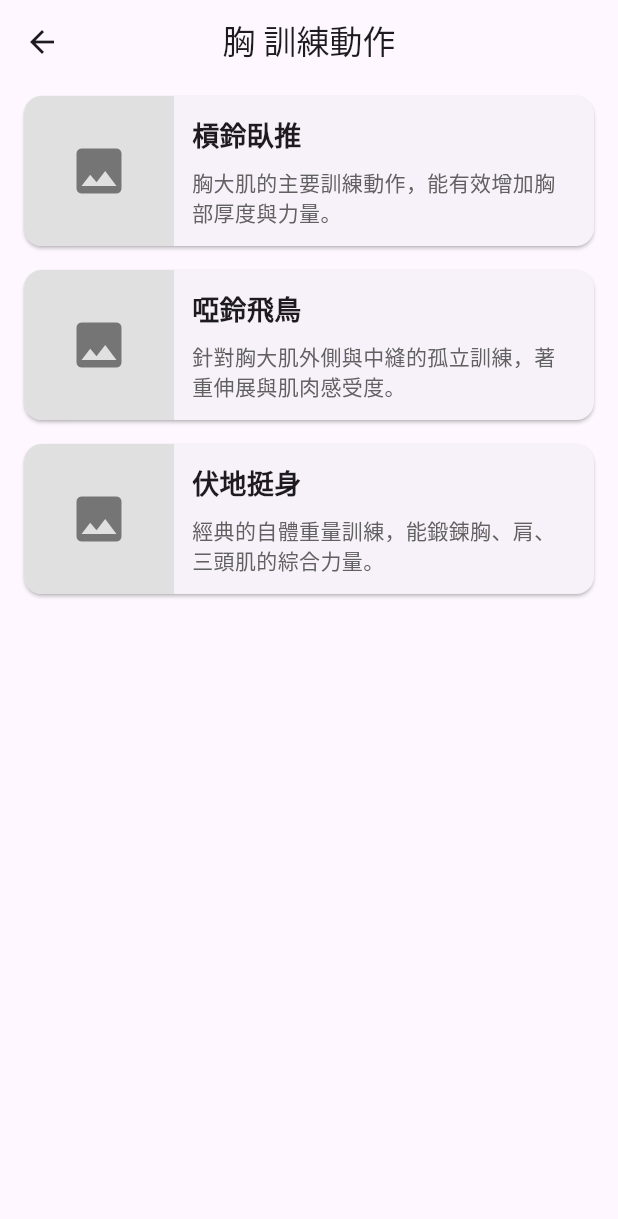
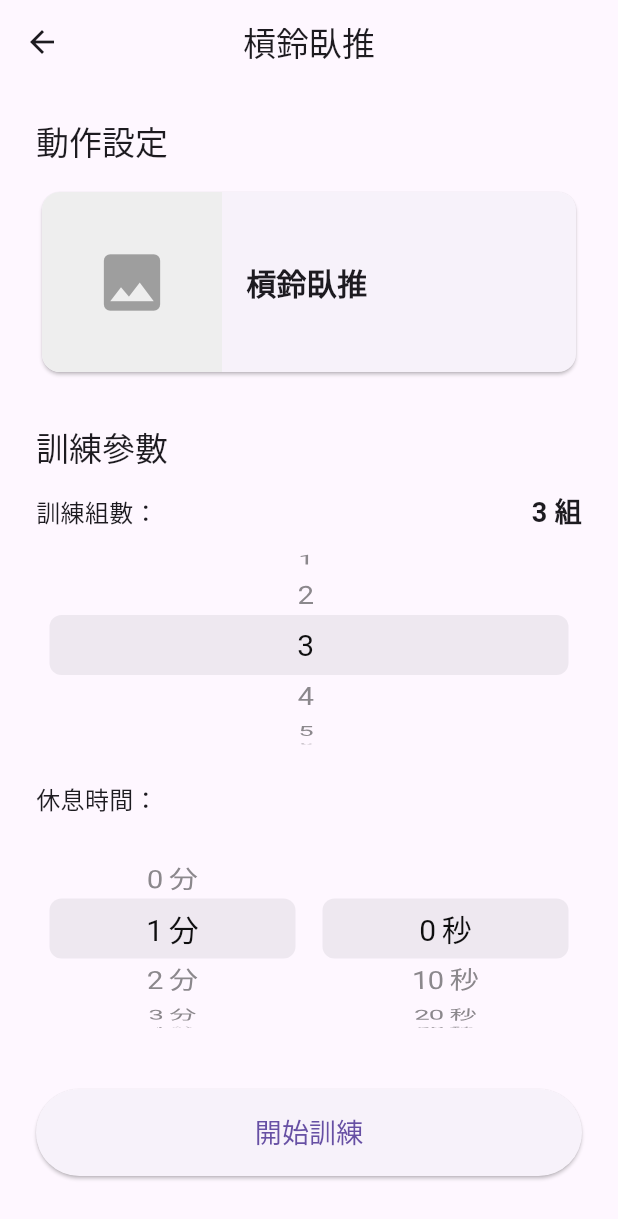
Before and after one commit to 4b1g0018/apps, a Flutter app: the SelectExercisePage screen opened directly with empty values, after a tap on "槓鈴臥推", on a phone screen of 412 x 824 dp. Shown: the top 1219 px of the screen. Run offline on Flutter 3.47's test engine with Material 3 defaults, Android fonts, the phone set to English and light mode, and no system bars; our stand-ins replace sqflite; accounts and stored records are empty.

Commit message:
設計到訓練完成“

```diff
--- /dev/null
+++ b/test_app/lib/pages/exercise_setup_page.dart
@@ -0,0 +1,198 @@
+// lib/pages/exercise_setup_page.dart
+
+import 'package:flutter/cupertino.dart'; // 引入
+import 'package:flutter/material.dart';
+import '../models/exercise_model.dart';
+import './training_session_page.dart';
+
+// --- 頁面主體：ExerciseSetupPage (與之前相同) ---
+class ExerciseSetupPage extends StatefulWidget {
+  final Exercise exercise;
+  const ExerciseSetupPage({super.key, required this.exercise});
+
+  @override
+  State<ExerciseSetupPage> createState() => _ExerciseSetupPageState();
+}
+
+// --- 頁面狀態管理：_ExerciseSetupPageState (有修改) ---
+class _ExerciseSetupPageState extends State<ExerciseSetupPage> {
+  // --- State Variables (狀態變數) ---
+  int _sets = 3; // 訓練組數，預設 3 組
+  int _restMinutes = 1; // 【新增】休息時間（分鐘），預設 1 分
+  int _restSeconds = 0;  // 【新增】休息時間（秒），預設 0 秒
+
+  @override
+  Widget build(BuildContext context) {
+    return Scaffold(
+      appBar: AppBar(
+        title: Text(widget.exercise.name),
+        centerTitle: true,
+      ),
+      // 我們改用 ListView，這樣當滾輪內容比較多時，整個頁面可以滾動，避免畫面出錯。
+      body: ListView(
+        padding: const EdgeInsets.all(24.0),
+        children: [
+          // --- 動作示意圖與名稱 ---
+          Text(
+            '動作設定',
+            style: Theme.of(context).textTheme.titleLarge,
+          ),
+          const SizedBox(height: 16),
+          Card(
+            clipBehavior: Clip.antiAlias,
+            child: Row(
+              children: [
+                Container(
+                  width: 120,
+                  height: 120,
+                  color: Colors.grey.shade200,
+                  child: Icon(Icons.image, color: Colors.grey.shade500, size: 50),
+                ),
+                Expanded(
+                  child: Padding(
+                    padding: const EdgeInsets.all(16.0),
+                    child: Text(
+                      widget.exercise.name,
+                      style: const TextStyle(fontSize: 20, fontWeight: FontWeight.bold),
+                    ),
+                  ),
+                ),
+              ],
+            ),
+          ),
+          const SizedBox(height: 32),
+
+          // --- 【修改】參數設定區塊 ---
+          Text(
+            '訓練參數',
+            style: Theme.of(context).textTheme.titleLarge,
+          ),
+          const SizedBox(height: 16),
+
+          // --- 組數設定器 (全新版本) ---
+          Row(
+            // 我們用 Row 來將標籤和滾輪並排。
+            children: [
+              const Text('訓練組數：', style: TextStyle(fontSize: 16)),
+              const Spacer(), // Spacer 會推開兩邊的元件
+              // 顯示目前選擇的組數
+              Text('$_sets 組', style: const TextStyle(fontSize: 18, fontWeight: FontWeight.bold)),
+            ],
+          ),
+          // 這是滾輪選擇器本體
+          _buildPicker(
+            itemCount: 20, // 我們假設最多可以選 20 組
+            onSelectedItemChanged: (index) {
+              // 當使用者滾動選擇器時，這個函式會被觸發。
+              // `index` 是被選中的項目索引（從 0 開始）。
+              setState(() {
+                // 我們將索引 `index` + 1 作為實際的組數，並更新狀態。
+                _sets = index + 1;
+              });
+            },
+            initialItem: _sets - 1, // 設定滾輪的初始位置
+          ),
+
+          const SizedBox(height: 16),
+
+          // --- 休息時間設定器 (全新版本) ---
+          const Text('休息時間：', style: TextStyle(fontSize: 16)),
+          // 我們用一個 Row 將「分鐘滾輪」和「秒鐘滾輪」並排。
+          Row(
+            children: [
+              // 分鐘滾輪
+              Expanded( // Expanded 讓每個滾輪都佔用一半的寬度
+                child: _buildPicker(
+                  itemCount: 10, // 假設最多休息 9 分鐘
+                  onSelectedItemChanged: (index) => setState(() => _restMinutes = index),
+                  initialItem: _restMinutes,
+                  suffix: '分', // 在數字後面加上單位
+                ),
+              ),
+              // 秒鐘滾輪
+              Expanded(
+                child: _buildPicker(
+                  itemCount: 6, // 秒數的選項是 0, 10, 20, 30, 40, 50
+                  onSelectedItemChanged: (index) => setState(() => _restSeconds = index * 10),
+                  initialItem: _restSeconds ~/ 10, // ~/除法
+                  isSeconds: true, // 標記這是秒鐘滾輪，用來顯示不同的文字
+                  suffix: '秒',
+                ),
+              ),
+            ],
+          ),
+
+          const SizedBox(height: 32),
+
+          // --- 開始訓練按鈕  ---
+          SizedBox(
+            width: double.infinity,
+            child: ElevatedButton(
+              onPressed: () {
+                // 【新增】防呆檢查：檢查總休息時間是否為 0
+                if (_restMinutes == 0 && _restSeconds == 0) {
+                  // 如果休息時間為 0，就跳出一個提示訊息，並且不往下執行。
+                  ScaffoldMessenger.of(context).showSnackBar(
+                    const SnackBar(
+                      content: Text('休息時間不能為 0 秒，請重新設定！'),
+                      backgroundColor: Colors.red, // 用紅色來強調這是一個錯誤提示
+                    ),
+                  );
+                  return; // 中斷函式的執行
+                }
+
+                Navigator.push(
+                  context,
+                  MaterialPageRoute(
+                    builder: (context) => TrainingSessionPage(
+                      exercise: widget.exercise,
+                      totalSets: _sets,
+                      restTimeInSeconds: (_restMinutes * 60) + _restSeconds,
+                    ),
+                  ),
+                );
+              },
+
+             style: ElevatedButton.styleFrom(
+                padding: const EdgeInsets.symmetric(vertical: 16),
+              ),
+              child: const Text('開始訓練', style: TextStyle(fontSize: 18)),
+            ),
+          ),
+        ],
+      ),
+    );
+  }
+
+  // --- 【新增】Helper 方法：_buildPicker ---
+  // 我們將建立滾輪選擇器的邏輯抽出來，方便重複使用。
+  Widget _buildPicker({
+    required int itemCount, // 總共有幾個選項
+    required ValueChanged<int> onSelectedItemChanged, // 滾動時要執行的函式
+    required int initialItem, // 初始選項的索引
+    String suffix = '',      // 單位後綴，例如 "分" 或 "秒"
+    bool isSeconds = false,  // 是否為秒鐘滾輪的特殊標記
+  }) {
+    // 我們用一個固定高度的 SizedBox 來包裹滾輪，避免它無限伸展。
+    return SizedBox(
+      height: 150, // 滾輪的高度
+      child: CupertinoPicker(
+        // `itemExtent` 是每個選項的高度，這是必要屬性。
+        itemExtent: 40.0,
+        // `onSelectedItemChanged` 是當選項改變時的回呼函式。
+        onSelectedItemChanged: onSelectedItemChanged,
+        // `scrollController` 可以用來設定滾輪的初始位置。
+        scrollController: FixedExtentScrollController(initialItem: initialItem),
+        // `children` 是滾輪中要顯示的所有選項列表。
+        // 我們用 `List.generate` 來動態產生這個列表。
+        children: List<Widget>.generate(itemCount, (index) {
+          // 根據是否為秒鐘滾輪，來決定要顯示的文字
+          final text = isSeconds ? '${index * 10}' : '${index + (suffix == '分' ? 0 : 1)}';
+          return Center(
+            child: Text('$text $suffix', style: const TextStyle(fontSize: 20)),
+          );
+        }),
+      ),
+    );
+  }
+}
--- a/test_app/lib/pages/select_exercise_page.dart
+++ b/test_app/lib/pages/select_exercise_page.dart
@@ -1,9 +1,9 @@
 // lib/pages/select_exercise_page.dart
 
 import 'package:flutter/material.dart';
-// 引入我們的資料模型和假資料服務
 import '../models/exercise_model.dart';
 import '../services/mock_data_service.dart';
+import './exercise_setup_page.dart';
 
 // 這個頁面也是一個 StatelessWidget，因為它顯示的內容
 // 取決於從上一個頁面傳進來的 `bodyPart`。
@@ -47,8 +47,13 @@ class SelectExercisePage extends StatelessWidget {
             ),
             child: InkWell(
               onTap: () {
-                // 在這裡我們可以導航到這個動作的詳細設定頁面
-                // (例如設定組數、時間等等)。
+                // 導航到訓練設定頁面
+                  Navigator.push(
+                    context,
+                    MaterialPageRoute(
+                    builder: (context) =>ExerciseSetupPage(exercise: exercise), // 我們把使用者點擊的這整個 exercise，當作參數傳給ExerciseSetupPage
+                  ),
+               );
               },
               // 這裡我們用 Row 佈局來實現「左圖右文」的效果。
               child: Row(
--- a/test_app/pubspec.yaml
+++ b/test_app/pubspec.yaml
@@ -13,6 +13,7 @@ dependencies:
   sqflite: ^2.3.2
   path: ^1.8.3
   path_provider: ^2.1.2
+  intl: ^0.20.2
 
 dev_dependencies:
   flutter_test:
```
Also changed, not shown: test_app/lib/models/workout_log_model.dart (added, +20 -0 lines), test_app/lib/pages/training_session_page.dart (added, +188 -0 lines), test_app/lib/pages/training_summary_page.dart (added, +106 -0 lines), test_app/pubspec.lock, 3 other files.
